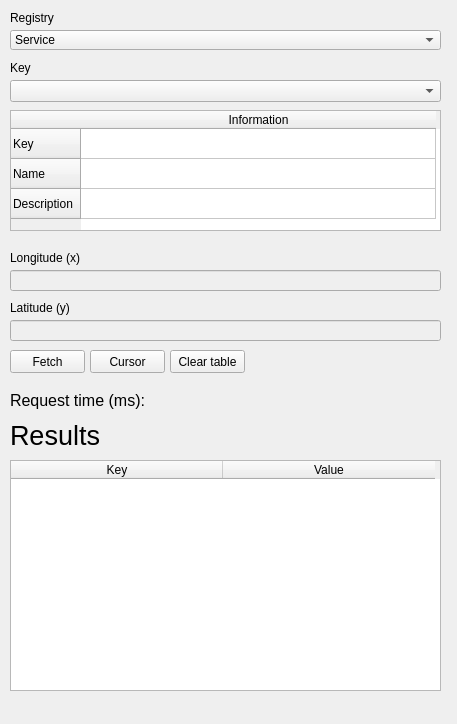
Qt form GeoContextQGISPlugin_dockwidget_base.ui (kartoza/GeoContextQGISPlugin) before a commit.
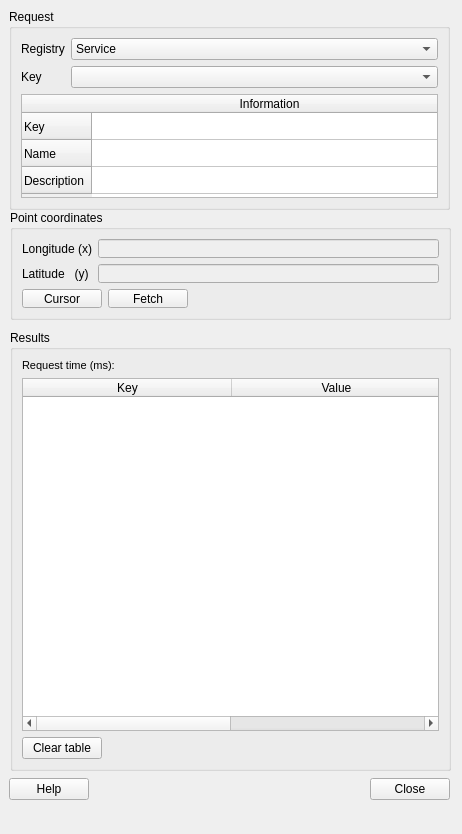
The same form after that commit. Custom widgets are drawn as their Qt base class.

Commit message: major updates to the ui. tool, panel and options has been updated

What changed in the file:
```diff
--- a/GeoContextQGISPlugin_dockwidget_base.ui
+++ b/GeoContextQGISPlugin_dockwidget_base.ui
@@ -6,23 +6,193 @@
    <rect>
     <x>0</x>
     <y>0</y>
-    <width>457</width>
-    <height>724</height>
+    <width>462</width>
+    <height>834</height>
    </rect>
   </property>
   <property name="windowTitle">
    <string>GeoContext</string>
   </property>
   <widget class="QWidget" name="dockWidgetContents">
+   <widget class="QGroupBox" name="gbResults">
+    <property name="geometry">
+     <rect>
+      <x>10</x>
+      <y>330</y>
+      <width>441</width>
+      <height>441</height>
+     </rect>
+    </property>
+    <property name="title">
+     <string>Results</string>
+    </property>
+    <layout class="QVBoxLayout" name="verticalLayout">
+     <item>
+      <widget class="QLabel" name="lblRequestTime">
+       <property name="font">
+        <font>
+         <pointsize>8</pointsize>
+        </font>
+       </property>
+       <property name="text">
+        <string>Request time (ms):</string>
+       </property>
+      </widget>
+     </item>
+     <item>
+      <widget class="QTableWidget" name="tblResult">
+       <property name="enabled">
+        <bool>true</bool>
+       </property>
+       <attribute name="horizontalHeaderDefaultSectionSize">
+        <number>209</number>
+       </attribute>
+       <column>
+        <property name="text">
+         <string>Key</string>
+        </property>
+       </column>
+       <column>
+        <property name="text">
+         <string>Value</string>
+        </property>
+       </column>
+      </widget>
+     </item>
+     <item>
+      <layout class="QHBoxLayout" name="hlResults">
+       <item>
+        <widget class="QPushButton" name="btnClear">
+         <property name="text">
+          <string>Clear table</string>
+         </property>
+        </widget>
+       </item>
+       <item>
+        <spacer name="hsResults">
+         <property name="orientation">
+          <enum>Qt::Horizontal</enum>
+         </property>
+         <property name="sizeHint" stdset="0">
+          <size>
+           <width>40</width>
+           <height>18</height>
+          </size>
+         </property>
+        </spacer>
+       </item>
+      </layout>
+     </item>
+    </layout>
+   </widget>
+   <widget class="QGroupBox" name="gbPointCoor">
+    <property name="geometry">
+     <rect>
+      <x>10</x>
+      <y>210</y>
+      <width>441</width>
+      <height>110</height>
+     </rect>
+    </property>
+    <property name="title">
+     <string>Point coordinates</string>
+    </property>
+    <layout class="QFormLayout" name="formLayout_2">
+     <item row="0" column="0">
+      <widget class="QLabel" name="lblLong">
+       <property name="text">
+        <string>Longitude (x)</string>
+       </property>
+      </widget>
+     </item>
+     <item row="0" column="1">
+      <widget class="QgsFilterLineEdit" name="lineLong">
+       <property name="enabled">
+        <bool>false</bool>
+       </property>
+       <property name="readOnly">
+        <bool>true</bool>
+       </property>
+       <property name="qgisRelation" stdset="0">
+        <string notr="true"/>
+       </property>
+      </widget>
+     </item>
+     <item row="1" column="0">
+      <widget class="QLabel" name="lblLat">
+       <property name="text">
+        <string>Latitude   (y)</string>
+       </property>
+      </widget>
+     </item>
+     <item row="1" column="1">
+      <widget class="QgsFilterLineEdit" name="lineLat">
+       <property name="enabled">
+        <bool>false</bool>
+       </property>
+       <property name="readOnly">
+        <bool>true</bool>
+       </property>
+       <property name="qgisRelation" stdset="0">
+        <string notr="true"/>
+       </property>
+      </widget>
+     </item>
+     <item row="2" column="0" colspan="2">
+      <layout class="QHBoxLayout" name="hlPointCoor">
+       <item>
+        <widget class="QPushButton" name="btnCursor">
+         <property name="text">
+          <string>Cursor</string>
+         </property>
+        </widget>
+       </item>
+       <item>
+        <widget class="QPushButton" name="btnFetch">
+         <property name="text">
+          <string>Fetch</string>
+         </property>
+        </widget>
+       </item>
+       <item>
+        <spacer name="horizontalSpacer">
+         <property name="orientation">
+          <enum>Qt::Horizontal</enum>
+         </property>
+         <property name="sizeHint" stdset="0">
+          <size>
+           <width>40</width>
+           <height>20</height>
+          </size>
+         </property>
+        </spacer>
+       </item>
+      </layout>
+     </item>
+    </layout>
+   </widget>
+   <widget class="QGroupBox" name="gbRequest">
+    <property name="geometry">
+     <rect>
+      <x>9</x>
+      <y>9</y>
+      <width>441</width>
+      <height>201</height>
+     </rect>
+    </property>
+    <property name="title">
+     <string>Request</string>
+    </property>
+    <layout class="QFormLayout" name="formLayout">
+     <item row="0" column="0">
+      <widget class="QLabel" name="lblRegistry">
+       <property name="text">
+        <string>Registry</string>
+       </property>
+      </widget>
+     </item>
+     <item row="0" column="1">
    <widget class="QComboBox" name="cbRegistry">
-    <property name="geometry">
-     <rect>
-      <x>10</x>
-      <y>30</y>
-      <width>431</width>
-      <height>20</height>
-     </rect>
-    </property>
     <item>
      <property name="text">
       <string>Service</string>
@@ -39,121 +209,28 @@
      </property>
     </item>
    </widget>
-   <widget class="QComboBox" name="cbKey">
-    <property name="geometry">
-     <rect>
-      <x>10</x>
-      <y>80</y>
-      <width>431</width>
-      <height>22</height>
-     </rect>
-    </property>
-   </widget>
-   <widget class="QLabel" name="lblRegistry">
-    <property name="geometry">
-     <rect>
-      <x>10</x>
-      <y>10</y>
-      <width>151</width>
-      <height>16</height>
-     </rect>
-    </property>
-    <property name="text">
-     <string>Registry</string>
-    </property>
-   </widget>
+     </item>
+     <item row="1" column="0">
    <widget class="QLabel" name="lblKey">
-    <property name="geometry">
-     <rect>
-      <x>10</x>
-      <y>60</y>
-      <width>151</width>
-      <height>16</height>
-     </rect>
-    </property>
     <property name="text">
      <string>Key</string>
     </property>
    </widget>
-   <widget class="QgsFilterLineEdit" name="lineLong">
-    <property name="enabled">
-     <bool>false</bool>
-    </property>
-    <property name="geometry">
-     <rect>
-      <x>10</x>
-      <y>270</y>
-      <width>431</width>
-      <height>21</height>
-     </rect>
-    </property>
-    <property name="readOnly">
-     <bool>true</bool>
-    </property>
-    <property name="qgisRelation" stdset="0">
-     <string notr="true"/>
-    </property>
-   </widget>
-   <widget class="QgsFilterLineEdit" name="lineLat">
-    <property name="enabled">
-     <bool>false</bool>
-    </property>
-    <property name="geometry">
-     <rect>
-      <x>10</x>
-      <y>320</y>
-      <width>431</width>
-      <height>21</height>
-     </rect>
-    </property>
-    <property name="readOnly">
-     <bool>true</bool>
-    </property>
-    <property name="qgisRelation" stdset="0">
-     <string notr="true"/>
-    </property>
-   </widget>
-   <widget class="QLabel" name="lblLong">
-    <property name="geometry">
-     <rect>
-      <x>10</x>
-      <y>250</y>
-      <width>201</width>
-      <height>16</height>
-     </rect>
-    </property>
-    <property name="text">
-     <string>Longitude (x)</string>
-    </property>
-   </widget>
-   <widget class="QLabel" name="lblLat">
-    <property name="geometry">
-     <rect>
-      <x>10</x>
-      <y>300</y>
-      <width>191</width>
-      <height>16</height>
-     </rect>
-    </property>
-    <property name="text">
-     <string>Latitude (y)</string>
-    </property>
-   </widget>
+     </item>
+     <item row="1" column="1">
+      <widget class="QComboBox" name="cbKey"/>
+     </item>
+     <item row="2" column="0" colspan="2">
    <widget class="QTableWidget" name="tblDetails">
     <property name="enabled">
      <bool>true</bool>
     </property>
-    <property name="geometry">
-     <rect>
-      <x>10</x>
-      <y>110</y>
-      <width>431</width>
-      <height>121</height>
-     </rect>
-    </property>
     <attribute name="horizontalHeaderDefaultSectionSize">
      <number>355</number>
     </attribute>
+       <attribute name="verticalHeaderDefaultSectionSize">
+        <number>27</number>
+       </attribute>
     <row>
      <property name="text">
       <string>Key</string>
@@ -199,107 +276,52 @@
      </property>
     </item>
    </widget>
-   <widget class="QTableWidget" name="tblResult">
-    <property name="enabled">
-     <bool>true</bool>
-    </property>
-    <property name="geometry">
-     <rect>
-      <x>10</x>
-      <y>460</y>
-      <width>431</width>
-      <height>231</height>
-     </rect>
-    </property>
-    <attribute name="horizontalHeaderDefaultSectionSize">
-     <number>212</number>
-    </attribute>
-    <column>
-     <property name="text">
-      <string>Key</string>
-     </property>
-    </column>
-    <column>
-     <property name="text">
-      <string>Value</string>
-     </property>
-    </column>
+     </item>
+    </layout>
    </widget>
-   <widget class="QLabel" name="lblResults">
+   <widget class="QWidget" name="horizontalLayoutWidget_3">
     <property name="geometry">
      <rect>
-      <x>10</x>
-      <y>420</y>
-      <width>311</width>
-      <height>31</height>
+      <x>9</x>
+      <y>777</y>
+      <width>441</width>
+      <height>25</height>
      </rect>
     </property>
-    <property name="font">
-     <font>
-      <pointsize>20</pointsize>
-     </font>
-    </property>
+    <layout class="QHBoxLayout" name="horizontalLayout_3">
+     <item>
+      <widget class="QPushButton" name="btnHelp">
     <property name="text">
-     <string>Results</string>
-    </property>
-   </widget>
-   <widget class="QPushButton" name="btnClear">
-    <property name="geometry">
-     <rect>
-      <x>170</x>
-      <y>350</y>
-      <width>75</width>
-      <height>23</height>
-     </rect>
-    </property>
-    <property name="text">
-     <string>Clear table</string>
-    </property>
-   </widget>
-   <widget class="QPushButton" name="btnCursor">
-    <property name="geometry">
-     <rect>
-      <x>90</x>
-      <y>350</y>
-      <width>75</width>
-      <height>23</height>
-     </rect>
-    </property>
+        <string>Help</string>
+       </property>
+      </widget>
+     </item>
+     <item>
+      <spacer name="hsButtons">
+       <property name="orientation">
+        <enum>Qt::Horizontal</enum>
+       </property>
+       <property name="sizeHint" stdset="0">
+        <size>
+         <width>40</width>
+         <height>20</height>
+        </size>
+       </property>
+      </spacer>
+     </item>
+     <item>
+      <widget class="QPushButton" name="pushButton">
     <property name="text">
-     <string>Cursor</string>
-    </property>
-   </widget>
-   <widget class="QPushButton" name="btnFetch">
-    <property name="geometry">
-     <rect>
-      <x>10</x>
-      <y>350</y>
-      <width>75</width>
-      <height>23</height>
-     </rect>
-    </property>
-    <property name="text">
-     <string>Fetch</string>
-    </property>
+        <string>Close</string>
+       </property>
+      </widget>
+     </item>
+    </layout>
    </widget>
-   <widget class="QLabel" name="lblRequestTime">
-    <property name="geometry">
-     <rect>
-      <x>10</x>
-      <y>390</y>
-      <width>421</width>
-      <height>21</height>
-     </rect>
-    </property>
-    <property name="font">
-     <font>
-      <pointsize>12</pointsize>
-     </font>
-    </property>
-    <property name="text">
-     <string>Request time (ms):</string>
-    </property>
-   </widget>
+   <zorder>gbRequest</zorder>
+   <zorder>gbPointCoor</zorder>
+   <zorder>gbResults</zorder>
+   <zorder>horizontalLayoutWidget_3</zorder>
   </widget>
  </widget>
  <customwidgets>
```
Lines whose indentation alone changed are shown as unchanged. The commit also changes 4 other files.
